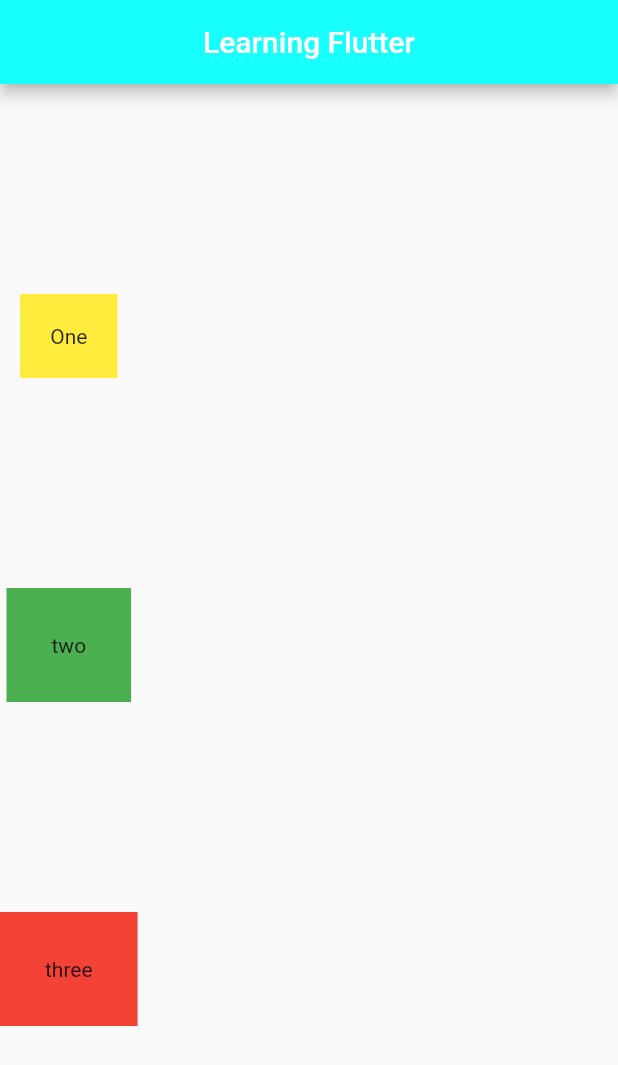
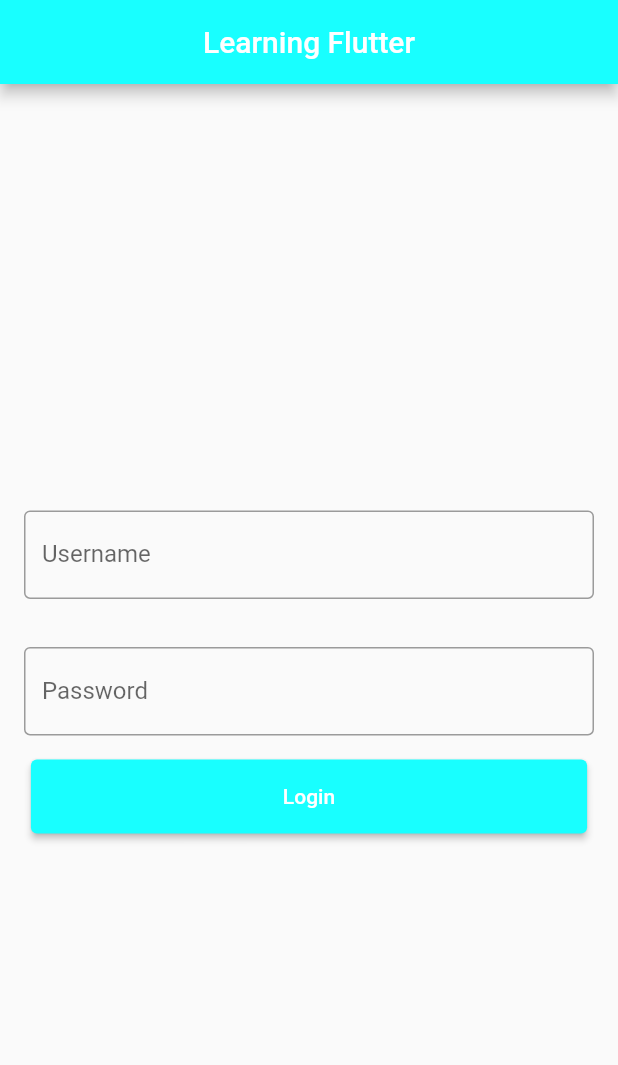
Before and after one commit to Adil5310/Learning-Flutter, a Flutter app: the screen it shows after launch, on a phone screen of 412 x 824 dp. Shown: the top 1065 px of the screen. Run offline on Flutter 3.47's test engine with Material 2 defaults, Android fonts, the phone set to English and light mode, and no system bars.

Commit message:
Text field and elevated button

```diff
--- a/lib/main.dart
+++ b/lib/main.dart
@@ -18,22 +18,39 @@ class Home extends StatelessWidget {
         centerTitle: true,
       ),
       body: Column(
-        mainAxisAlignment: MainAxisAlignment.spaceEvenly,
+        mainAxisAlignment: MainAxisAlignment.center,
         children: [
-          Container(
-            padding: EdgeInsets.all(20),
-            color: Colors.yellow,
-            child: Text('One'),
+          Padding(
+            padding: const EdgeInsets.all(16.0),
+            child: TextFormField(
+              decoration: const InputDecoration(
+
+                border: OutlineInputBorder(),
+                labelText: 'Username',
+                hintText: '@example'
+              ),
+            ),
+          ),
+          Padding(
+            padding: const EdgeInsets.all(16.0),
+            child: TextFormField(
+              decoration: const InputDecoration(
+
+                  border: OutlineInputBorder(),
+                  labelText: 'Password',
+                  hintText: 'xxxxxxxxx'
+              ),
+            ),
           ),
           Container(
-            padding: EdgeInsets.all(30),
-            color: Colors.green,
-            child: Text('two'),
-          ),
-          Container(
-            padding: EdgeInsets.all(30),
-            color: Colors.red,
-            child: Text('three'),
+            width: MediaQuery.of(context).size.width*0.9,
+            height: MediaQuery.of(context).size.height*0.06,
+            child: ElevatedButton(
+              style:  ButtonStyle(
+               backgroundColor: MaterialStateProperty.all(Colors.cyanAccent),
+              ),
+              onPressed: (){},
+                child: const Text('Login'),),
           ),
         ],
       )
```
